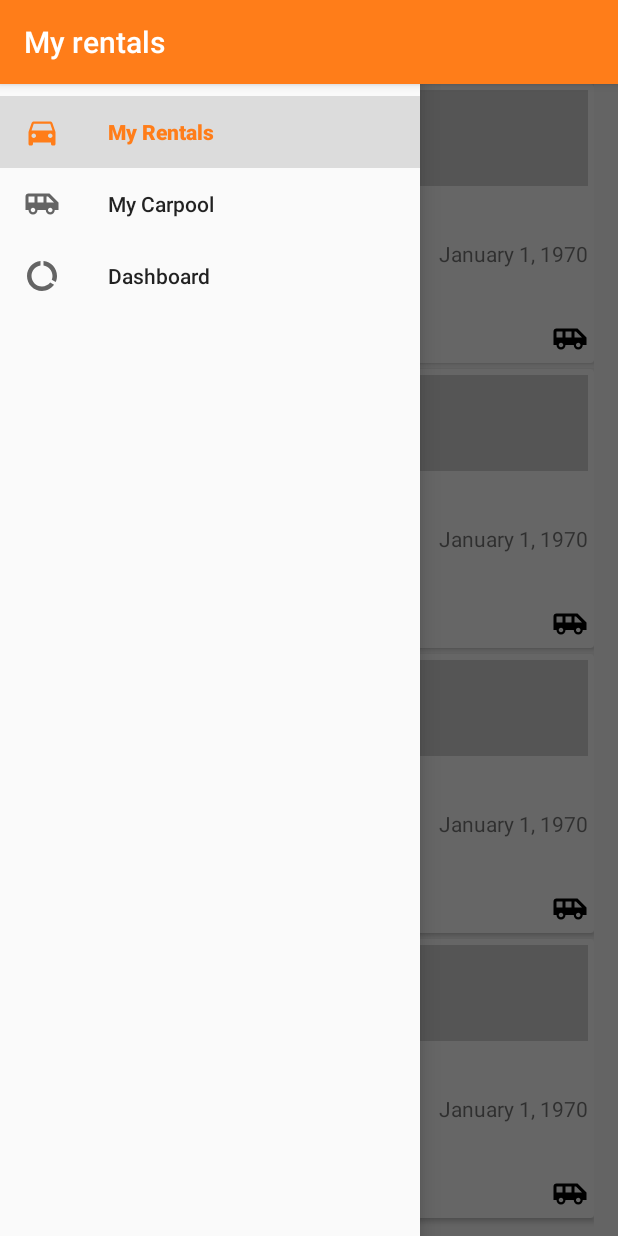
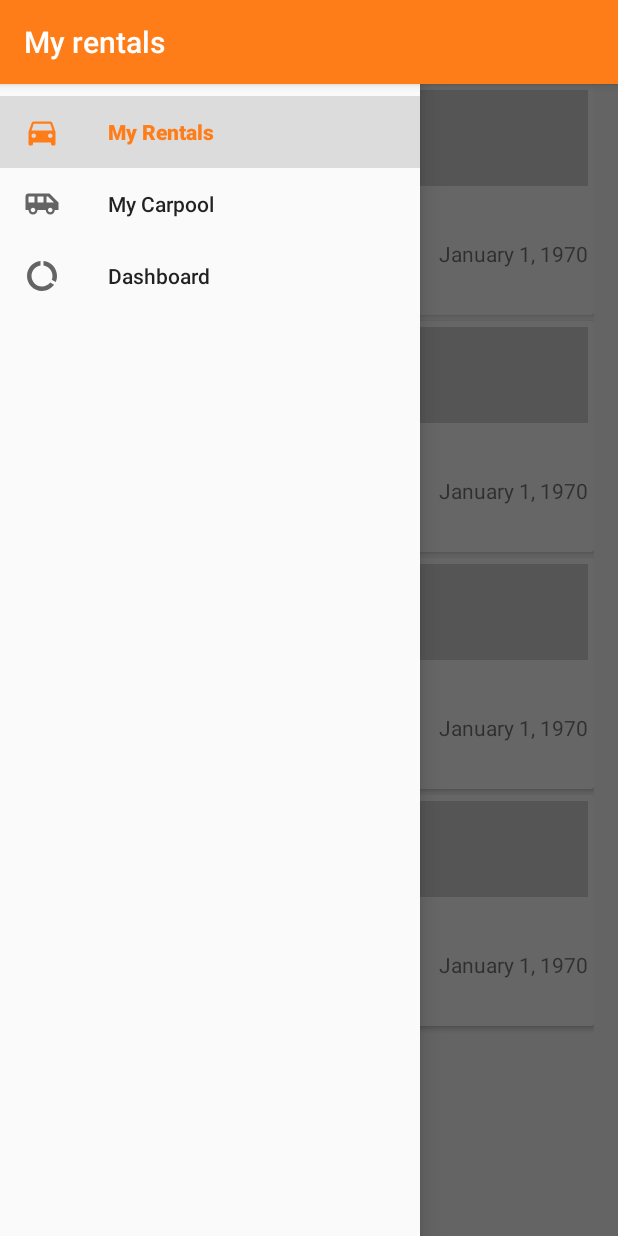
Before and after one commit to ErikP0/hackatum-carpool, an Android app: the screen it shows after launch (MainActivity), with the side drawer open, on a phone screen of 412 x 824 dp. Run offline under Robolectric (Android 15) with nearby library versions, the phone set to English and light mode, and no system bars; our stand-ins replace Picasso, Room's generated code, RxJava; pictures from the network do not load.

Commit message:
Merged with master

```diff
--- a/SixtCarpool/app/build.gradle
+++ b/SixtCarpool/app/build.gradle
@@ -42,7 +42,6 @@ dependencies {
     androidTestImplementation 'com.android.support.test:runner:1.0.2'
     androidTestImplementation 'com.android.support.test.espresso:espresso-core:3.0.2'
 
-
     implementation "android.arch.persistence.room:runtime:$room_version"
     annotationProcessor "android.arch.persistence.room:compiler:$room_version"
     kapt "android.arch.persistence.room:compiler:$room_version"
--- a/SixtCarpool/app/src/main/java/de/hackatum2018/sixtcarpool/Repository.kt
+++ b/SixtCarpool/app/src/main/java/de/hackatum2018/sixtcarpool/Repository.kt
@@ -72,9 +72,9 @@ class Repository(appDatabase: AppDatabase) {
         return Completable.fromCallable { carRentalDao.deleteAll() }.commonSchedulers()
     }
 
-    fun addCarpoolOffer(carpoolOffer: CarpoolOffer): Completable = Completable.fromAction {
-        carpoolOfferDao.add(carpoolOffer)
-    }
+//    fun addCarpoolOffer(carpoolOffer: CarpoolOffer): Completable = Completable.fromAction {
+//        carpoolOfferDao.add(carpoolOffer)
+//    }
 
     companion object : SingletonHolder<AppDatabase, Repository>(::Repository) {
         const val TAG = "RepositoryTUM"
--- a/SixtCarpool/app/src/main/java/de/hackatum2018/sixtcarpool/activities/RentalListFragment.kt
+++ b/SixtCarpool/app/src/main/java/de/hackatum2018/sixtcarpool/activities/RentalListFragment.kt
@@ -72,7 +72,7 @@ class RentalListFragment : Fragment() {
                     startActivity(intent)
                 }
 
-                carpooledCheck.visibility = if (myCarRental.carpoolOffer != null) View.VISIBLE else View.GONE
+                carpooledCheck.visibility = if (myCarRental.isOffered) View.VISIBLE else View.GONE
             }
         )
         list.adapter = adapter
```
Also changed, not shown: 1 other file.
